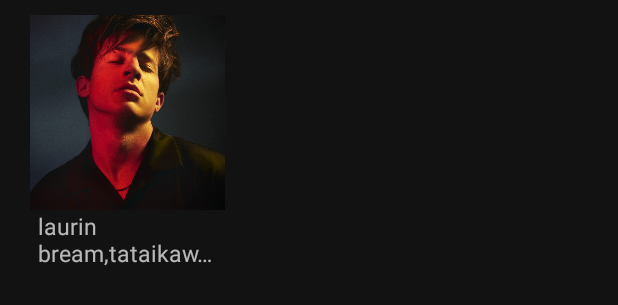
After one commit to vickatGit/Spotify_Clone, an Android app: the layout generic_thumb_layout.xml on its own in the app's theme, with its tools: preview values and no code run, on a phone screen of 412 x 824 dp. The commit adds this screen. Shown: the top 305 px of the screen. Run offline under Robolectric (Android 15) with nearby library versions, the phone set to English and light mode, and no system bars.

Commit message:
now child adapter can handle 2 views

```diff
--- a/app/src/main/res/layout/dummy_layout.xml
+++ /dev/null
@@ -1,6 +0,0 @@
-<?xml version="1.0" encoding="utf-8"?>
-<androidx.constraintlayout.widget.ConstraintLayout xmlns:android="http://schemas.android.com/apk/res/android"
-    android:layout_width="match_parent"
-    android:layout_height="match_parent">
-
-</androidx.constraintlayout.widget.ConstraintLayout>
--- /dev/null
+++ b/app/src/main/res/layout/generic_thumb_layout.xml
@@ -0,0 +1,33 @@
+<?xml version="1.0" encoding="utf-8"?>
+<androidx.constraintlayout.widget.ConstraintLayout xmlns:android="http://schemas.android.com/apk/res/android"
+    xmlns:app="http://schemas.android.com/apk/res-auto"
+    android:layout_width="wrap_content"
+    android:layout_marginStart="20dp"
+    android:layout_marginTop="10dp"
+    android:layout_height="wrap_content">
+
+    <ImageView
+        android:id="@+id/cover_image"
+        android:layout_width="130dp"
+        android:layout_height="130dp"
+        android:src="@drawable/sample_artist"
+        app:layout_constraintStart_toStartOf="parent"
+        app:layout_constraintTop_toTopOf="parent" />
+
+    <TextView
+        android:id="@+id/artist_names"
+        android:layout_width="0dp"
+        android:layout_height="wrap_content"
+        android:maxWidth="130dp"
+        android:maxLines="2"
+        android:layout_marginStart="5dp"
+        android:layout_marginEnd="5dp"
+        android:ellipsize="end"
+        android:textSize="15sp"
+        android:text="laurin bream,tataikawa,aizawa,midoriya"
+        app:layout_constraintEnd_toEndOf="@+id/cover_image"
+        app:layout_constraintStart_toStartOf="@+id/cover_image"
+        app:layout_constraintTop_toBottomOf="@+id/cover_image" />
+
+
+</androidx.constraintlayout.widget.ConstraintLayout>
```
Also changed, not shown: app/src/main/java/com/example/spotify_clone/Adapters/ChildListAdapter.kt (+37 -19 lines).
